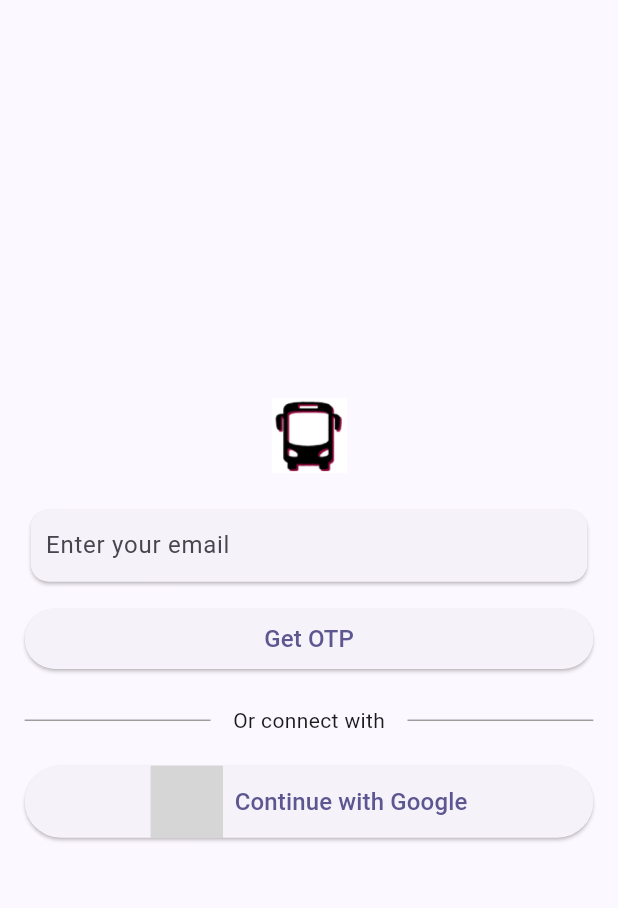
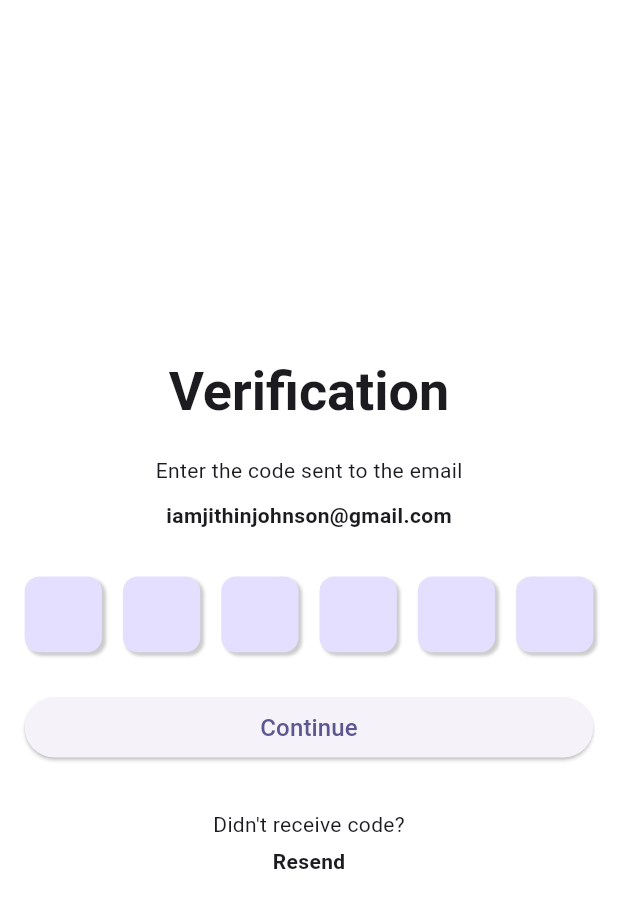
Before and after one commit to bus-livery/bus_livery_frontend, a Flutter app: the screen it shows after launch, after a tap on "Get OTP", on a phone screen of 412 x 824 dp. Shown: the top 908 px of the screen. Run offline on Flutter 3.47's test engine with Material 3 defaults, Android fonts, the phone set to English and light mode, and no system bars; drawn by our look-alikes of pin_code_fields; our stand-ins replace flutter_screenutil, google_fonts; missing offline and left inert: svg_flutter; grey boxes are pictures that could not be loaded.

Commit message:
otp screen ui completed

```diff
--- /dev/null
+++ b/lib/common_widgets/ww_pin_code_text_field.dart
@@ -0,0 +1,85 @@
+import 'package:flutter/material.dart';
+import 'package:flutter/services.dart';
+import 'package:flutter_screenutil/flutter_screenutil.dart';
+import 'package:pin_code_fields/pin_code_fields.dart';
+
+// ignore: must_be_immutable
+class WWPinCodeTextField extends StatelessWidget {
+  WWPinCodeTextField({
+    super.key,
+    required this.context,
+    required this.onChanged,
+    this.alignment,
+    this.controller,
+    this.textStyle,
+    this.hintStyle,
+    this.validator,
+  });
+
+  final Alignment? alignment;
+
+  final BuildContext context;
+
+  final TextEditingController? controller;
+
+  final TextStyle? textStyle;
+
+  final TextStyle? hintStyle;
+
+  Function(String) onChanged;
+
+  final FormFieldValidator<String>? validator;
+
+  @override
+  Widget build(BuildContext context) {
+    return alignment != null
+        ? Align(
+            alignment: alignment ?? Alignment.center,
+            child: pinCodeTextFieldWidget,
+          )
+        : pinCodeTextFieldWidget;
+  }
+
+  Widget get pinCodeTextFieldWidget => PinCodeTextField(
+        appContext: context,
+        controller: controller,
+        length: 6,
+        keyboardType: TextInputType.number,
+        textStyle: textStyle,
+        hintStyle: hintStyle,
+        inputFormatters: [
+          FilteringTextInputFormatter.digitsOnly,
+        ],
+        enableActiveFill: true,
+        pinTheme: PinTheme(
+          fieldHeight: 50.h,
+          fieldWidth: 47.w,
+          shape: PinCodeFieldShape.box,
+          inActiveBoxShadow: [
+            BoxShadow(
+              color: Colors.black.withOpacity(0.2),
+              offset: const Offset(2, 2),
+              spreadRadius: 0.1,
+              blurRadius: 1,
+            )
+          ],
+          activeBoxShadow: [
+            BoxShadow(
+              color: Colors.black.withOpacity(0.2),
+              offset: const Offset(2, 2),
+              spreadRadius: 0.1,
+              blurRadius: 1,
+            )
+          ],
+          borderRadius: BorderRadius.circular(10),
+          inactiveFillColor: Theme.of(context).colorScheme.primaryContainer,
+          activeFillColor: Theme.of(context).colorScheme.primaryContainer,
+          selectedFillColor: Theme.of(context).colorScheme.primary,
+          inactiveColor: Colors.transparent,
+          activeColor: Colors.transparent,
+          selectedColor: Colors.transparent,
+        ),
+        onChanged: (value) => onChanged(value),
+        validator: validator,
+      );
+}
--- a/lib/features/authentication/view/login_screen.dart
+++ b/lib/features/authentication/view/login_screen.dart
@@ -2,6 +2,7 @@ import 'package:flutter/material.dart';
 import 'package:livery/common_widgets/ww_buttons.dart';
 import 'package:livery/common_widgets/ww_text.dart';
 import 'package:livery/common_widgets/ww_textfield.dart';
+import 'package:livery/features/authentication/view/otp_screen.dart';
 import 'package:livery/utils/app_size.dart';
 import 'package:livery/utils/app_theme.dart';
 import 'package:svg_flutter/svg.dart';
@@ -26,17 +27,31 @@ class LoginScreen extends StatelessWidget {
               AppSize.sizedBox2h,
               WWButton(
                 text: 'Get OTP',
-                onPressed: () {},
+                onPressed: () {
+                  Navigator.of(context).push(
+                    MaterialPageRoute(
+                      builder: (context) => const OtpScreen(),
+                    ),
+                  );
+                },
               ),
               AppSize.sizedBox4h,
               Row(
                 children: [
-                  Flexible(child: Divider(color: appColors.cGrey)),
+                  Flexible(
+                      child: Divider(
+                          color: Theme.of(context)
+                              .colorScheme
+                              .surfaceContainerHighest)),
                   const Padding(
                     padding: EdgeInsets.symmetric(horizontal: 15),
                     child: WwText(text: 'Or connect with'),
                   ),
-                  Flexible(child: Divider(color: appColors.cGrey)),
+                  Flexible(
+                      child: Divider(
+                          color: Theme.of(context)
+                              .colorScheme
+                              .surfaceContainerHighest)),
                 ],
               ),
               AppSize.sizedBox4h,
@@ -44,7 +59,8 @@ class LoginScreen extends StatelessWidget {
                 text: 'Continue with Google',
                 preffixIcon: SvgPicture.asset(
                   'assets/svg/google.svg',
-                  color: Theme.of(context).primaryColor,
+                  colorFilter: ColorFilter.mode(
+                      Theme.of(context).colorScheme.primary, BlendMode.srcIn),
                 ),
                 onPressed: () {},
               ),
--- /dev/null
+++ b/lib/features/authentication/view/otp_screen.dart
@@ -0,0 +1,68 @@
+import 'package:flutter/material.dart';
+import 'package:livery/common_widgets/ww_buttons.dart';
+import 'package:livery/common_widgets/ww_pin_code_text_field.dart';
+import 'package:livery/common_widgets/ww_text.dart';
+import 'package:livery/utils/app_size.dart';
+import 'package:svg_flutter/svg.dart';
+
+class OtpScreen extends StatelessWidget {
+  const OtpScreen({super.key});
+
+  @override
+  Widget build(BuildContext context) {
+    return Scaffold(
+      body: Padding(
+        padding: AppSize.swPadding,
+        child: Center(
+          child: Column(
+            mainAxisAlignment: MainAxisAlignment.center,
+            children: [
+              WwText(
+                  text: 'Verification',
+                  style: Theme.of(context)
+                      .textTheme
+                      .displaySmall
+                      ?.copyWith(fontWeight: FontWeight.bold)),
+              AppSize.sizedBox4h,
+              WwText(
+                  text: 'Enter the code sent to the email',
+                  style: Theme.of(context).textTheme.bodyMedium),
+              AppSize.sizedBox2h,
+              WwText(
+                  text: 'iamjithinjohnson@gmail.com',
+                  style: Theme.of(context)
+                      .textTheme
+                      .bodyMedium
+                      ?.copyWith(fontWeight: FontWeight.bold)),
+              AppSize.sizedBox6h,
+              WWPinCodeTextField(
+                  context: context,
+                  controller: TextEditingController(),
+                  validator: (v) {
+                    if (v?.isEmpty ?? true) {
+                      return 'Please enter otp number';
+                    }
+                    return null;
+                  },
+                  onChanged: (x) {}),
+              AppSize.sizedBox2h,
+              WWButton(
+                text: 'Continue',
+                onPressed: () {},
+              ),
+              AppSize.sizedBox6h,
+              const WwText(text: 'Didn\'t receive code?'),
+              AppSize.sizedBox1h,
+              WwText(
+                  text: 'Resend',
+                  style: Theme.of(context)
+                      .textTheme
+                      .bodyMedium
+                      ?.copyWith(fontWeight: FontWeight.w600)),
+            ],
+          ),
+        ),
+      ),
+    );
+  }
+}
--- a/lib/main.dart
+++ b/lib/main.dart
@@ -1,5 +1,6 @@
 import 'package:flutter/material.dart';
 import 'package:flutter_screenutil/flutter_screenutil.dart';
+import 'package:google_fonts/google_fonts.dart';
 import 'package:livery/features/authentication/view/login_screen.dart';
 
 void main() async {
@@ -21,15 +22,17 @@ class MyApp extends StatelessWidget {
         builder: (context, snapshot) {
           return MaterialApp(
               title: 'Flutter Demo',
+              themeMode: ThemeMode.light,
               darkTheme: ThemeData(
+                fontFamily: GoogleFonts.openSans().fontFamily,
                 colorScheme: ColorScheme.fromSeed(
-                    brightness: Brightness.dark, seedColor: Colors.purple),
+                    brightness: Brightness.dark,
+                    seedColor: const Color.fromARGB(255, 7, 120, 33)),
                 useMaterial3: true,
               ),
-              themeMode: ThemeMode.light,
               theme: ThemeData(
                 colorScheme: ColorScheme.fromSeed(
-                    // surface: Colors.white,
+                    surface: Colors.white,
                     // background: Colors.white,
                     brightness: Brightness.light,
                     seedColor: const Color.fromARGB(255, 40, 26, 119)),
--- a/lib/utils/app_size.dart
+++ b/lib/utils/app_size.dart
@@ -11,4 +11,6 @@ final class AppSize {
   static final sizedBox2h = SizedBox(height: 10.h);
   static final sizedBox3h = SizedBox(height: 15.h);
   static final sizedBox4h = SizedBox(height: 20.h);
+  static final sizedBox5h = SizedBox(height: 25.h);
+  static final sizedBox6h = SizedBox(height: 30.h);
 }
--- a/pubspec.yaml
+++ b/pubspec.yaml
@@ -37,6 +37,8 @@ dependencies:
   cupertino_icons: ^1.0.8
   flutter_screenutil: ^5.9.3
   svg_flutter: ^0.0.1
+  pin_code_fields: ^8.0.1
+  google_fonts: ^6.2.1
 
 dev_dependencies:
   flutter_test:
```
Also changed, not shown: pubspec.lock, 6 other files.
